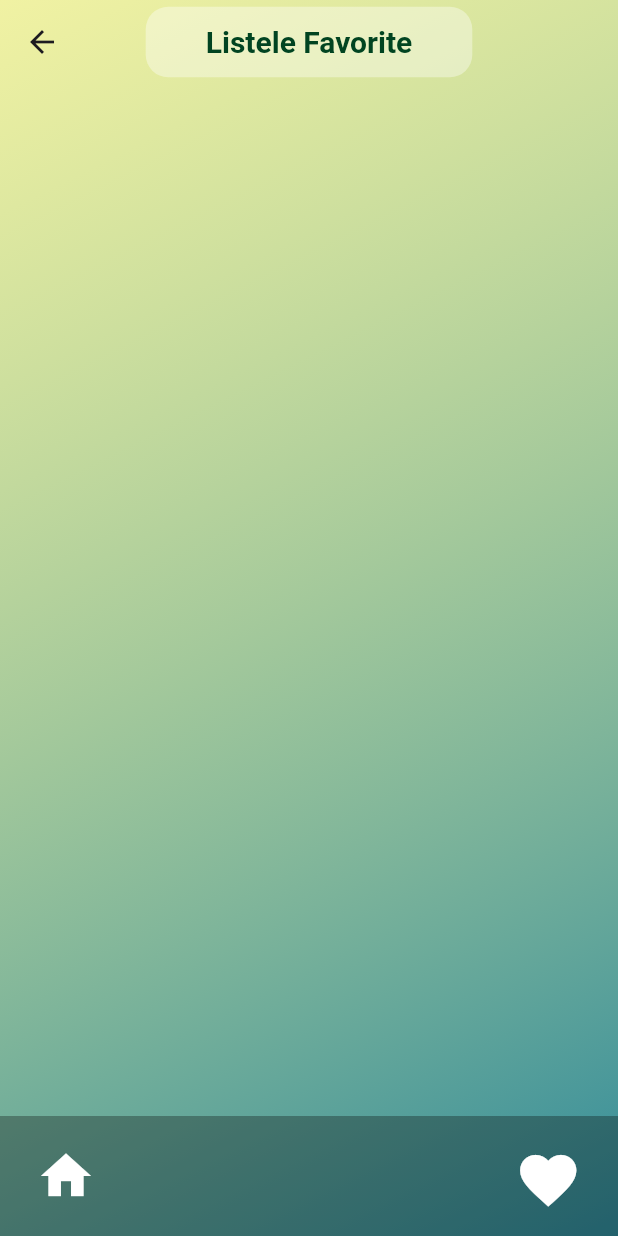
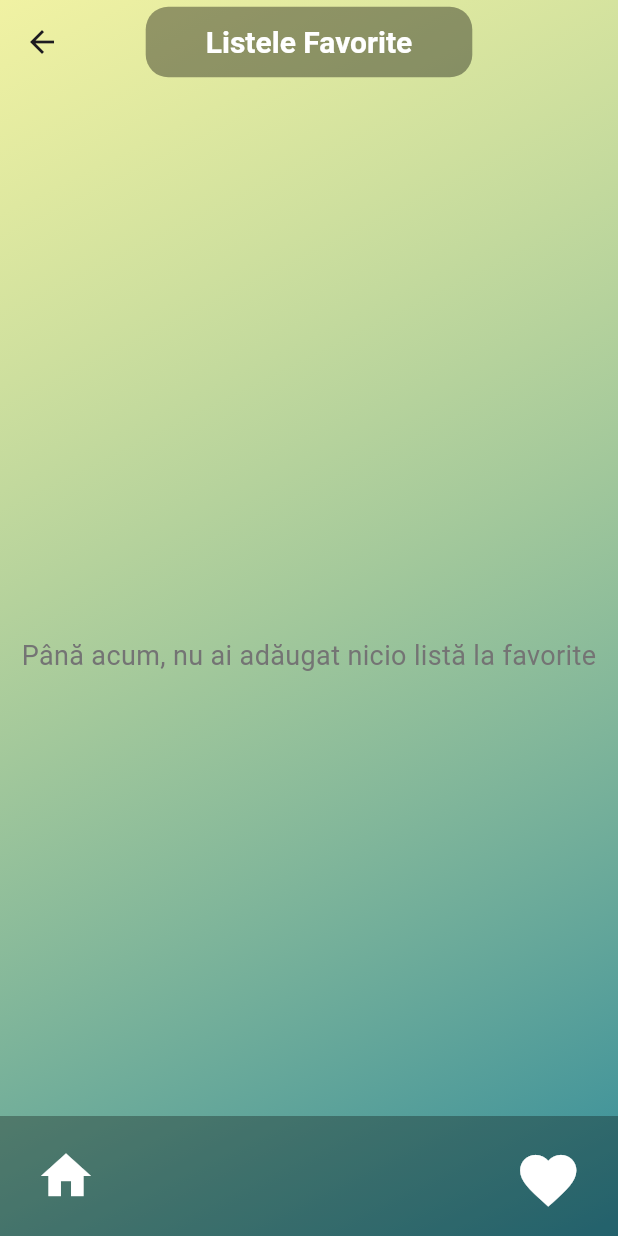
Before and after one commit to wwwrt/ShoppingList, a Flutter app: the screen it shows after launch, after a tap on the "favorite" icon, on a phone screen of 412 x 824 dp. Run offline on Flutter 3.47's test engine with Material 3 defaults, Android fonts, the phone set to English and light mode, and no system bars; our stand-ins replace flutter_colorpicker.

```diff
--- a/lib/main.dart
+++ b/lib/main.dart
@@ -2,18 +2,21 @@ import 'package:flutter/material.dart';
 import 'screens/homepage.dart';
 
 void main() {
-  runApp(ShoppingListApp());
+  runApp(const ShoppingListApp());
 }
 
 class ShoppingListApp extends StatelessWidget {
+  const ShoppingListApp({super.key});
+
   @override
   Widget build(BuildContext context) {
     return MaterialApp(
+      debugShowCheckedModeBanner: false,
       title: 'Lista de Cumparaturi',
       theme: ThemeData(
         primarySwatch: Colors.blue,
       ),
-      home: HomePage(),
+      home: const HomePage(),
     );
   }
 }
--- a/lib/screens/about_us.dart
+++ b/lib/screens/about_us.dart
@@ -1,13 +1,15 @@
 import 'package:flutter/material.dart';
 
 class AboutUsScreen extends StatelessWidget {
+  const AboutUsScreen({super.key});
+
   @override
   Widget build(BuildContext context) {
     return Scaffold(
       appBar: AppBar(
-        title: Text("About ME"),
+        title: const Text("About ME"),
       ),
-      body: Padding(
+      body: const Padding(
         padding: EdgeInsets.all(16.0),
         child: Text("Salut, sunt Timo! SPer că îți place proiectul meu!"),
       ),
--- a/lib/screens/favourite_list.dart
+++ b/lib/screens/favourite_list.dart
@@ -6,11 +6,10 @@ class FavouriteList extends StatefulWidget {
   final List<ShoppingList> favouriteLists;
   final Function onFavouriteChanged;
 
-  FavouriteList(
-      {Key? key,
+  const FavouriteList(
+      {super.key,
       required this.favouriteLists,
-      required this.onFavouriteChanged})
-      : super(key: key);
+      required this.onFavouriteChanged});
   @override
   _FavouriteListState createState() => _FavouriteListState();
 }
@@ -21,23 +20,23 @@ class _FavouriteListState extends State<FavouriteList> {
     return Scaffold(
       appBar: AppBar(
         title: Container(
-          padding: EdgeInsets.symmetric(horizontal: 40.0, vertical: 11.0),
+          padding: const EdgeInsets.symmetric(horizontal: 40.0, vertical: 11.0),
           decoration: BoxDecoration(
-            color: Color.fromARGB(95, 255, 255, 255),
+            color: Color.fromARGB(95, 0, 0, 0),
             borderRadius: BorderRadius.circular(15.0),
           ),
-          child: Text(
+          child: const Text(
             'Listele Favorite',
             textAlign: TextAlign.center,
             style: TextStyle(
               fontWeight: FontWeight.bold,
-              color: Color(0xFF014421),
+              color: Color.fromARGB(255, 255, 255, 255),
               fontSize: 20,
             ),
           ),
         ),
         centerTitle: true,
-        backgroundColor: Color.fromARGB(0, 0, 0, 0),
+        backgroundColor: const Color.fromARGB(0, 0, 0, 0),
         elevation: 0,
       ),
       extendBody: true,
@@ -46,7 +45,7 @@ class _FavouriteListState extends State<FavouriteList> {
         children: <Widget>[
           _buildDynamicBackground(),
           Padding(
-            padding: EdgeInsets.only(
+            padding: const EdgeInsets.only(
                 top: 60, bottom: 10), // Ajustează valoarea după preferințe
             child: _buildContent(),
           ),
@@ -58,8 +57,8 @@ class _FavouriteListState extends State<FavouriteList> {
 
   Widget _buildDynamicBackground() {
     return AnimatedContainer(
-      duration: Duration(seconds: 1),
-      decoration: BoxDecoration(
+      duration: const Duration(seconds: 1),
+      decoration: const BoxDecoration(
         gradient: LinearGradient(
           begin: Alignment.topLeft,
           end: Alignment.bottomRight,
@@ -73,6 +72,21 @@ class _FavouriteListState extends State<FavouriteList> {
   }
 
   Widget _buildContent() {
+    if (widget.favouriteLists.isEmpty) {
+      // Afisarea unui mesaj atunci cand lista de favorite este goala
+      return Center(
+        child: Text(
+          "Până acum, nu ai adăugat nicio listă la favorite",
+          textAlign: TextAlign.center,
+          style: TextStyle(
+            fontSize: 18,
+            color: Color.fromARGB(255, 116, 116, 116),
+          ),
+        ),
+      );
+    }
+
+    // Construirea listei de favorite daca aceasta nu este goala
     return ListView.builder(
       itemCount: widget.favouriteLists.length,
       itemBuilder: (context, index) {
@@ -94,13 +108,14 @@ class _FavouriteListState extends State<FavouriteList> {
         child: ListTile(
           leading: Text(
             list.title,
-            style: TextStyle(
+            style: const TextStyle(
               fontWeight: FontWeight.bold,
               fontSize: 20,
             ),
           ),
           trailing: IconButton(
-            icon: Icon(Icons.delete, color: Color.fromARGB(255, 46, 119, 17)),
+            icon: const Icon(Icons.delete,
+                color: Color.fromARGB(255, 46, 119, 17)),
             onPressed: () {
               _removeItemFromList(index);
             },
@@ -121,21 +136,21 @@ class _FavouriteListState extends State<FavouriteList> {
   Widget _buildBottomNavigationBar(BuildContext context) {
     return BottomAppBar(
       color: Colors.black.withOpacity(0.3),
-      shape: CircularNotchedRectangle(),
+      shape: const CircularNotchedRectangle(),
       notchMargin: 9.0,
       child: Row(
         mainAxisSize: MainAxisSize.max,
         mainAxisAlignment: MainAxisAlignment.spaceBetween,
         children: <Widget>[
           IconButton(
-            icon: Icon(Icons.home,
+            icon: const Icon(Icons.home,
                 color: Color.fromARGB(255, 255, 255, 255), size: 40),
             onPressed: () {
               Navigator.popUntil(context, ModalRoute.withName('/'));
             },
           ),
           IconButton(
-            icon: Icon(Icons.favorite,
+            icon: const Icon(Icons.favorite,
                 color: Color.fromARGB(255, 255, 255, 255), size: 45),
             onPressed: () {
               Navigator.push(
--- a/lib/screens/homepage.dart
+++ b/lib/screens/homepage.dart
@@ -8,6 +8,8 @@ import '../screens/contact_us.dart';
 import 'package:url_launcher/url_launcher.dart';
 
 class HomePage extends StatefulWidget {
+  const HomePage({super.key});
+
   @override
   _HomePageState createState() => _HomePageState();
 }
@@ -101,23 +103,23 @@ class _HomePageState extends State<HomePage> {
     return Scaffold(
       appBar: AppBar(
         title: Container(
-          padding: EdgeInsets.symmetric(horizontal: 40.0, vertical: 11.0),
+          padding: const EdgeInsets.symmetric(horizontal: 40.0, vertical: 10.0),
           decoration: BoxDecoration(
-            color: Color.fromARGB(95, 255, 255, 255),
+            color: Color.fromARGB(95, 0, 0, 0),
             borderRadius: BorderRadius.circular(15.0),
           ),
-          child: Text(
+          child: const Text(
             'Shopping List',
             textAlign: TextAlign.center,
             style: TextStyle(
               fontWeight: FontWeight.bold,
-              color: Color(0xFF014421),
+              color: Color.fromARGB(255, 255, 255, 255),
               fontSize: 20,
             ),
           ),
         ),
         centerTitle: true,
-        backgroundColor: Color.fromARGB(0, 0, 0, 0),
+        backgroundColor: const Color.fromARGB(0, 0, 0, 0),
         elevation: 0,
       ),
       extendBody: true,
@@ -132,6 +134,7 @@ class _HomePageState extends State<HomePage> {
         onPressed: _showAddListDialog,
         tooltip: 'Adaugă Listă',
         child: const Icon(Icons.add),
+        shape: CircleBorder(),
       ),
       floatingActionButtonLocation: FloatingActionButtonLocation.centerDocked,
       bottomNavigationBar: _buildBottomNavigationBar(context),
@@ -140,8 +143,8 @@ class _HomePageState extends State<HomePage> {
 
   Widget _buildDynamicBackground() {
     return AnimatedContainer(
-      duration: Duration(seconds: 1),
-      decoration: BoxDecoration(
+      duration: const Duration(seconds: 1),
+      decoration: const BoxDecoration(
         gradient: LinearGradient(
           begin: Alignment.topLeft,
           end: Alignment.bottomRight,
@@ -158,16 +161,15 @@ class _HomePageState extends State<HomePage> {
     // Verifică dacă lista este goală
     if (shoppingLists.isEmpty) {
       // Afișează mesajul de întâmpinare
-      return Center(
+      return const Center(
         child: Padding(
-          padding: EdgeInsets.symmetric(horizontal: 30.0),
+          padding: EdgeInsets.only(left: 30, right: 30),
           child: Text(
             'Bine ai venit! Începe prin a adăuga prima ta listă de cumpărături.',
             textAlign: TextAlign.center,
             style: TextStyle(
-              fontWeight: FontWeight.bold,
-              color: Color(0xFF014421),
-              fontSize: 20,
+              color: Color.fromARGB(255, 108, 108, 108),
+              fontSize: 19,
             ),
           ),
         ),
@@ -182,11 +184,9 @@ class _HomePageState extends State<HomePage> {
 
         EdgeInsets padding;
         if (index == 0) {
-          // Primul element din listă va avea un padding suplimentar în partea de sus
-          padding = EdgeInsets.only(top: 60, right: 20, left: 20);
+          padding = const EdgeInsets.only(top: 60, right: 20, left: 20);
         } else {
-          // Celelalte elemente vor avea padding standard
-          padding = EdgeInsets.only(top: 10, right: 20, left: 20);
+          padding = const EdgeInsets.only(top: 10, right: 20, left: 20);
         }
 
         return Padding(
@@ -197,13 +197,13 @@ class _HomePageState extends State<HomePage> {
               leading: IconButton(
                 icon: Icon(
                   list.isFavourite ? Icons.favorite : Icons.favorite_border,
-                  color: Color.fromARGB(255, 19, 120, 65),
+                  color: const Color.fromARGB(255, 19, 120, 65),
                 ),
                 onPressed: () => _toggleFavourite(index),
               ),
               title: Text(list.title),
               trailing: IconButton(
-                icon: Icon(Icons.delete, color: Colors.grey),
+                icon: const Icon(Icons.delete, color: Color(0xFF014421)),
                 onPressed: () => _deleteList(index),
               ),
               onTap: () {
@@ -227,16 +227,15 @@ class _HomePageState extends State<HomePage> {
   Widget _buildBottomNavigationBar(BuildContext context) {
     return BottomAppBar(
       color: Colors.black.withOpacity(0.3),
-      shape: CircularNotchedRectangle(),
+      shape: const CircularNotchedRectangle(),
       notchMargin: 9.0,
       child: Row(
         mainAxisSize: MainAxisSize.max,
         mainAxisAlignment: MainAxisAlignment.spaceBetween,
         children: <Widget>[
           PopupMenuButton<String>(
-            icon: Icon(Icons.more_vert,
-                color: Color.fromARGB(255, 255, 255, 255),
-                size: 40), // Setează culoarea aici
+            icon: const Icon(Icons.more_vert,
+                color: Color.fromARGB(255, 255, 255, 255), size: 40),
             onSelected: _handleMenuSelection,
             itemBuilder: (BuildContext context) {
               return {
@@ -250,14 +249,14 @@ class _HomePageState extends State<HomePage> {
                   value: choice,
                   child: Text(
                     choice,
-                    style: TextStyle(color: Color(0xFF014421)),
+                    style: const TextStyle(color: Color(0xFF014421)),
                   ),
                 );
               }).toList();
             },
           ),
           IconButton(
-            icon: Icon(Icons.favorite,
+            icon: const Icon(Icons.favorite,
                 color: Color.fromARGB(255, 255, 255, 255), size: 45),
             onPressed: () {
               Navigator.push(
@@ -268,7 +267,6 @@ class _HomePageState extends State<HomePage> {
                         .where((list) => list.isFavourite)
                         .toList(),
                     onFavouriteChanged: (ShoppingList removedList) {
-                      // Actualizați starea listei când o listă este eliminată din favorite
                       _toggleFavourite(shoppingLists.indexOf(removedList));
                     },
                   ),
@@ -284,12 +282,12 @@ class _HomePageState extends State<HomePage> {
   void _handleMenuSelection(String value) {
     switch (value) {
       case 'About Us':
-        Navigator.push(
-            context, MaterialPageRoute(builder: (context) => AboutUsScreen()));
+        Navigator.push(context,
+            MaterialPageRoute(builder: (context) => const AboutUsScreen()));
         break;
       case 'Contact Us':
         Navigator.push(context,
-            MaterialPageRoute(builder: (context) => ContactUsScreen()));
+            MaterialPageRoute(builder: (context) => const ContactUsScreen()));
         break;
       case 'Instagram':
         _launchURL('https://www.instagram.com/timotei_daniel28/');
--- a/lib/widgets/list_price_calculator.dart
+++ b/lib/widgets/list_price_calculator.dart
@@ -3,7 +3,7 @@ import 'package:flutter/material.dart';
 class ListPriceCalculator extends StatelessWidget {
   final Map<String, dynamic> product;
 
-  ListPriceCalculator({required this.product});
+  const ListPriceCalculator({super.key, required this.product});
 
   @override
   Widget build(BuildContext context) {
--- a/pubspec.yaml
+++ b/pubspec.yaml
@@ -15,7 +15,7 @@ dependencies:
   cupertino_icons: ^1.0.2
   url_launcher: ^6.0.17
   sqflite: ^2.0.0+4
-  path: ^1.9.0
+  path: ^1.8.3
 
 dev_dependencies:
   flutter_test:
```
Also changed, not shown: lib/screens/contact_us.dart (+8 -6 lines), lib/screens/list_details.dart (+88 -46 lines), 1 other file.
